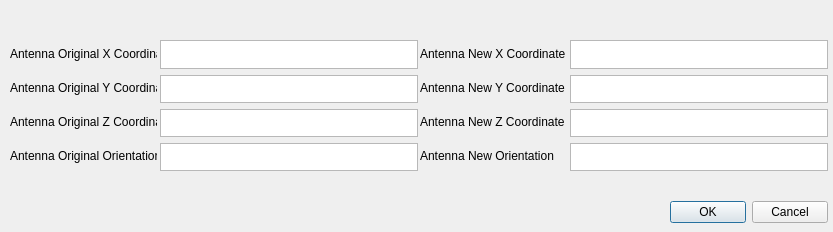
First picture: the form in Guis/Edit Antenna.ui, repository NG-Development/ngdevelopment, before the edit.
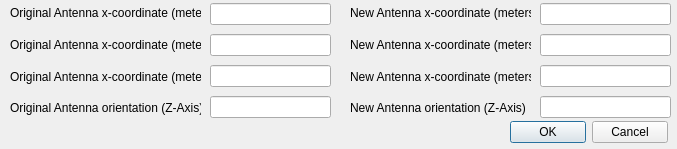
Second picture: the form after the edit.

```diff
--- a/Guis/Edit Antenna.ui
+++ b/Guis/Edit Antenna.ui
@@ -6,8 +6,8 @@
    <rect>
     <x>0</x>
     <y>0</y>
-    <width>833</width>
-    <height>232</height>
+    <width>677</width>
+    <height>149</height>
    </rect>
   </property>
   <property name="windowTitle">
@@ -16,24 +16,24 @@
   <widget class="QWidget" name="layoutWidget">
    <property name="geometry">
     <rect>
-     <x>160</x>
-     <y>40</y>
-     <width>258</width>
-     <height>131</height>
+     <x>210</x>
+     <y>0</y>
+     <width>121</width>
+     <height>121</height>
     </rect>
    </property>
    <layout class="QVBoxLayout" name="verticalLayout">
     <item>
-     <widget class="QTextEdit" name="XEdit"/>
+     <widget class="QLineEdit" name="XEdit"/>
     </item>
     <item>
-     <widget class="QTextEdit" name="YEdit"/>
+     <widget class="QLineEdit" name="YEdit"/>
     </item>
     <item>
-     <widget class="QTextEdit" name="ZEdit"/>
+     <widget class="QLineEdit" name="ZEdit"/>
     </item>
     <item>
-     <widget class="QTextEdit" name="OEdit"/>
+     <widget class="QLineEdit" name="OEdit"/>
     </item>
    </layout>
   </widget>
@@ -41,37 +41,37 @@
    <property name="geometry">
     <rect>
      <x>10</x>
-     <y>40</y>
-     <width>147</width>
-     <height>130</height>
+     <y>0</y>
+     <width>191</width>
+     <height>121</height>
     </rect>
    </property>
    <layout class="QVBoxLayout" name="verticalLayout_2">
     <item>
      <widget class="QLabel" name="label">
       <property name="text">
-       <string>Antenna Original X Coordinate</string>
+       <string>Original Antenna x-coordinate (meters)</string>
       </property>
      </widget>
     </item>
     <item>
      <widget class="QLabel" name="label_2">
       <property name="text">
-       <string>Antenna Original Y Coordinate</string>
+       <string>Original Antenna x-coordinate (meters)</string>
       </property>
      </widget>
     </item>
     <item>
      <widget class="QLabel" name="label_3">
       <property name="text">
-       <string>Antenna Original Z Coordinate</string>
+       <string>Original Antenna x-coordinate (meters)</string>
       </property>
      </widget>
     </item>
     <item>
      <widget class="QLabel" name="label_7">
       <property name="text">
-       <string>Antenna Original Orientation</string>
+       <string>Original Antenna orientation (Z-Axis)</string>
       </property>
      </widget>
     </item>
@@ -80,8 +80,8 @@
   <widget class="QWidget" name="layoutWidget">
    <property name="geometry">
     <rect>
-     <x>670</x>
-     <y>200</y>
+     <x>510</x>
+     <y>120</y>
      <width>158</width>
      <height>25</height>
     </rect>
@@ -106,38 +106,38 @@
   <widget class="QWidget" name="layoutWidget_3">
    <property name="geometry">
     <rect>
-     <x>420</x>
-     <y>40</y>
-     <width>147</width>
-     <height>130</height>
+     <x>350</x>
+     <y>0</y>
+     <width>181</width>
+     <height>121</height>
     </rect>
    </property>
    <layout class="QVBoxLayout" name="verticalLayout_4">
     <item>
      <widget class="QLabel" name="label_4">
       <property name="text">
-       <string>Antenna New X Coordinate</string>
+       <string>New Antenna x-coordinate (meters)</string>
       </property>
      </widget>
     </item>
     <item>
      <widget class="QLabel" name="label_5">
       <property name="text">
-       <string>Antenna New Y Coordinate</string>
+       <string>New Antenna x-coordinate (meters)</string>
       </property>
      </widget>
     </item>
     <item>
      <widget class="QLabel" name="label_6">
       <property name="text">
-       <string>Antenna New Z Coordinate</string>
+       <string>New Antenna x-coordinate (meters)</string>
       </property>
      </widget>
     </item>
     <item>
      <widget class="QLabel" name="label_8">
       <property name="text">
-       <string>Antenna New Orientation</string>
+       <string>New Antenna orientation (Z-Axis)</string>
       </property>
      </widget>
     </item>
@@ -146,24 +146,24 @@
   <widget class="QWidget" name="layoutWidget_2">
    <property name="geometry">
     <rect>
-     <x>570</x>
-     <y>40</y>
-     <width>258</width>
-     <height>131</height>
+     <x>540</x>
+     <y>0</y>
+     <width>131</width>
+     <height>121</height>
     </rect>
    </property>
    <layout class="QVBoxLayout" name="verticalLayout_3">
     <item>
-     <widget class="QTextEdit" name="XEdit_2"/>
+     <widget class="QLineEdit" name="XEdit_2"/>
     </item>
     <item>
-     <widget class="QTextEdit" name="YEdit_2"/>
+     <widget class="QLineEdit" name="YEdit_2"/>
     </item>
     <item>
-     <widget class="QTextEdit" name="ZEdit_2"/>
+     <widget class="QLineEdit" name="ZEdit_2"/>
     </item>
     <item>
-     <widget class="QTextEdit" name="OEdit_2"/>
+     <widget class="QLineEdit" name="OEdit_2"/>
     </item>
    </layout>
   </widget>
```
Left out of the diff: 8 changed lines with no effect on the pictures.
